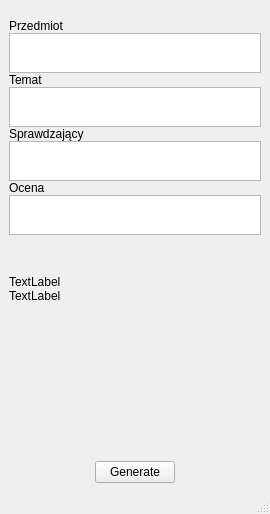
The window that Zwrotomat/generatorwindow.ui (ErySzmyt/Zwrotomat) describes before a commit, drawn with Qt 5.
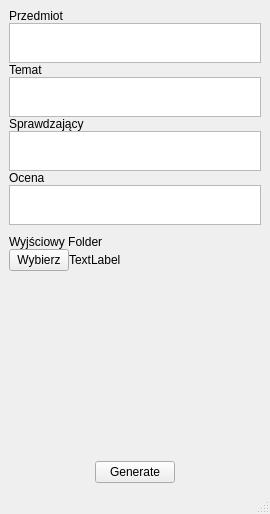
The same window after the commit.

The edit to the form file:
```diff
--- a/Zwrotomat/generatorwindow.ui
+++ b/Zwrotomat/generatorwindow.ui
@@ -21,7 +21,7 @@
        <number>0</number>
       </property>
       <property name="topMargin">
-       <number>10</number>
+       <number>0</number>
       </property>
       <item>
        <layout class="QFormLayout" name="formLayout">
@@ -119,22 +119,39 @@
           <property name="sizeHint" stdset="0">
            <size>
             <width>20</width>
-            <height>40</height>
+            <height>10</height>
            </size>
           </property>
          </spacer>
         </item>
-        <item row="7" column="1">
-         <widget class="QLabel" name="label_5">
-          <property name="text">
-           <string>TextLabel</string>
-          </property>
-         </widget>
-        </item>
         <item row="8" column="1">
+         <layout class="QHBoxLayout" name="horizontalLayout">
+          <item>
+           <widget class="QPushButton" name="outputDirPicker">
+            <property name="maximumSize">
+             <size>
+              <width>60</width>
+              <height>16777215</height>
+             </size>
+            </property>
+            <property name="text">
+             <string>Wybierz</string>
+            </property>
+           </widget>
+          </item>
+          <item>
+           <widget class="QLabel" name="outputDirDisplay">
+            <property name="text">
+             <string>TextLabel</string>
+            </property>
+           </widget>
+          </item>
+         </layout>
+        </item>
+        <item row="7" column="1">
          <widget class="QLabel" name="label_6">
           <property name="text">
-           <string>TextLabel</string>
+           <string>Wyjściowy Folder</string>
           </property>
          </widget>
         </item>
```
Left out of the diff: 10 changed lines with no effect on the pictures.
